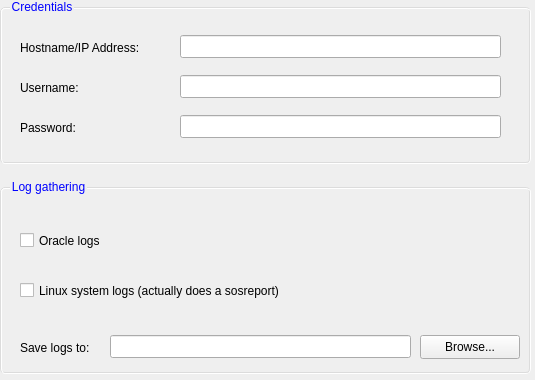
blampreht/LogGatherer, file generictab.ui: the form before one commit.
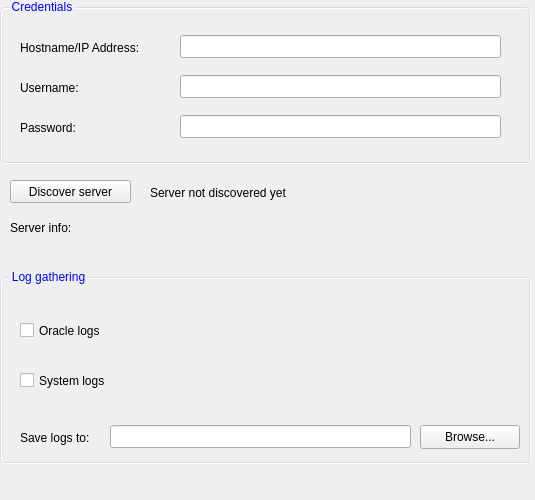
The form after the commit.

What changed in the file:
```diff
--- a/generictab.ui
+++ b/generictab.ui
@@ -7,19 +7,19 @@
     <x>0</x>
     <y>0</y>
     <width>535</width>
-    <height>380</height>
+    <height>500</height>
    </rect>
   </property>
   <property name="minimumSize">
    <size>
     <width>535</width>
-    <height>380</height>
+    <height>500</height>
    </size>
   </property>
   <property name="maximumSize">
    <size>
     <width>535</width>
-    <height>380</height>
+    <height>500</height>
    </size>
   </property>
   <property name="windowTitle">
@@ -29,7 +29,7 @@
    <property name="geometry">
     <rect>
      <x>0</x>
-     <y>180</y>
+     <y>270</y>
      <width>531</width>
      <height>201</height>
     </rect>
@@ -74,12 +74,12 @@
      <rect>
       <x>20</x>
       <y>100</y>
-      <width>421</width>
+      <width>291</width>
       <height>21</height>
      </rect>
     </property>
     <property name="text">
-     <string>Linux system logs (actually does a sosreport)</string>
+     <string>System logs</string>
     </property>
    </widget>
    <widget class="QLabel" name="lblSaveLogs2">
@@ -223,6 +223,58 @@
     </property>
    </widget>
   </widget>
+  <widget class="QPushButton" name="btnDiscover">
+   <property name="geometry">
+    <rect>
+     <x>10</x>
+     <y>180</y>
+     <width>121</width>
+     <height>23</height>
+    </rect>
+   </property>
+   <property name="text">
+    <string>Discover server</string>
+   </property>
+  </widget>
+  <widget class="QLabel" name="lblDiscovery">
+   <property name="geometry">
+    <rect>
+     <x>150</x>
+     <y>185</y>
+     <width>171</width>
+     <height>16</height>
+    </rect>
+   </property>
+   <property name="text">
+    <string>Server not discovered yet</string>
+   </property>
+  </widget>
+  <widget class="QLabel" name="lblJustALabel">
+   <property name="geometry">
+    <rect>
+     <x>10</x>
+     <y>220</y>
+     <width>111</width>
+     <height>16</height>
+    </rect>
+   </property>
+   <property name="text">
+    <string>Server info:</string>
+   </property>
+  </widget>
+  <widget class="QLabel" name="lblServerInfo">
+   <property name="geometry">
+    <rect>
+     <x>150</x>
+     <y>220</y>
+     <width>61</width>
+     <height>15</height>
+    </rect>
+   </property>
+   <property name="text">
+    <string/>
+   </property>
+  </widget>
  </widget>
  <resources/>
  <connections/>
```
